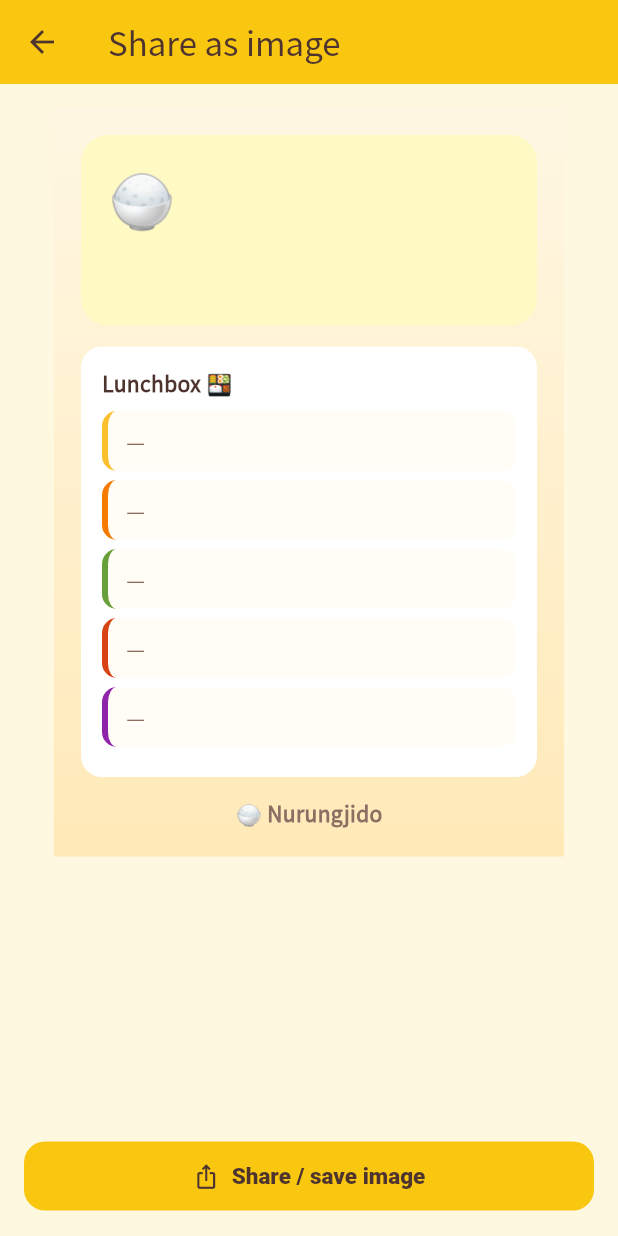
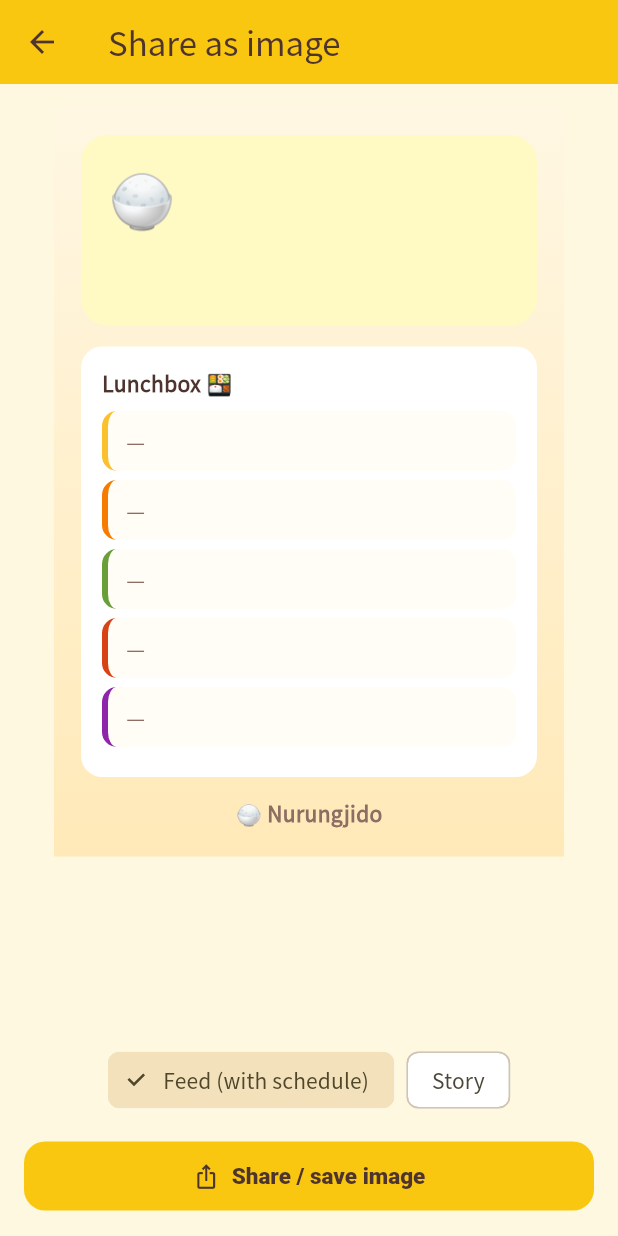
Before and after one commit to nulloongzi/null_oongzi-do-app, a Flutter app: the ShareImageScreen screen opened directly, on a phone screen of 412 x 824 dp. Run offline on Flutter 3.47's test engine with Material 3 defaults, Android fonts, the phone set to English and light mode, and no system bars; our stand-ins replace app_links, cloud_firestore, cloud_functions, firebase_analytics, firebase_auth, firebase_core and 9 more; missing offline and left inert: appinio_social_share, flutter_naver_map; accounts and stored records are empty.

```diff
--- a/lib/l10n/strings.dart
+++ b/lib/l10n/strings.dart
@@ -151,6 +151,12 @@ const Map<String, Map<String, String>> kStrings = {
   'lb_remove': {'ko': '빼기', 'en': 'Remove'},
   'login_required': {'ko': '로그인이 필요해요', 'en': 'Login required'},
   'login_later': {'ko': '나중에 할게요 (둘러보기)', 'en': 'Maybe later (keep browsing)'},
+  'pk_search_ph': {'ko': '픽업, 장소로 검색...', 'en': 'Search pickups or venues...'},
+  'cf_owner_email': {'ko': '소유자 지정 (관리자 전용)', 'en': 'Reassign owner (admin only)'},
+  'cf_owner_email_hint': {'ko': '새 소유자 이메일', 'en': 'New owner email'},
+  'logout_confirm': {'ko': '로그아웃 하시겠습니까?', 'en': 'Log out?'},
+  'share_mode_feed': {'ko': '피드형 (식단표 포함)', 'en': 'Feed (with schedule)'},
+  'share_mode_story': {'ko': '스토리형', 'en': 'Story'},
   'lb_no_sched': {'ko': '찜한 팀의 일정이 없어요', 'en': 'No schedule for saved teams'},
   'lb_reorder_hint': {'ko': '칸을 탭해 순서 바꾸기 · ✕ 빼기', 'en': 'Tap slots to reorder · ✕ remove'},
   'lb_reorder_pick': {'ko': '바꿀 칸을 한 번 더 탭하세요', 'en': 'Tap another slot to swap'},
--- a/lib/screens/map_screen.dart
+++ b/lib/screens/map_screen.dart
@@ -887,7 +887,8 @@ class _MapScreenState extends State<MapScreen> {
               isDense: true,
               filled: false, // 전역 테마의 흰색 fill 제거 — 글래스 톤과 색 얼룩 방지
               border: InputBorder.none,
-              hintText: t('search_ph'),
+              hintText:
+                  t(_tab == 'pickup' ? 'pk_search_ph' : 'search_ph'),
             ),
             style: const TextStyle(
                 fontSize: 15,
--- a/lib/screens/share_image_screen.dart
+++ b/lib/screens/share_image_screen.dart
@@ -33,6 +33,7 @@ class _ShareImageScreenState extends State<ShareImageScreen> {
   final Map<String, Club> _clubs = {};
   bool _loading = true;
   bool _sharing = false;
+  bool _feedMode = true; // 포장 형태: 피드형(식단표 포함)↔스토리형(웹 sh_pick_shape)
 
   static const _slotBorder = [
     Color(0xFFFBC02D), Color(0xFFF57C00), Color(0xFF689F38),
@@ -126,6 +127,18 @@ class _ShareImageScreenState extends State<ShareImageScreen> {
                     ),
                   ),
                 ),
+                // 포장 형태 선택(웹 sh_pick_shape): 피드형=식단표 포함 / 스토리형=카드+도시락
+                Row(mainAxisAlignment: MainAxisAlignment.center, children: [
+                  ChoiceChip(
+                      label: Text(t('share_mode_feed')),
+                      selected: _feedMode,
+                      onSelected: (_) => setState(() => _feedMode = true)),
+                  const SizedBox(width: 8),
+                  ChoiceChip(
+                      label: Text(t('share_mode_story')),
+                      selected: !_feedMode,
+                      onSelected: (_) => setState(() => _feedMode = false)),
+                ]),
                 SafeArea(
                   child: Padding(
                     padding: const EdgeInsets.all(16),
@@ -170,7 +183,7 @@ class _ShareImageScreenState extends State<ShareImageScreen> {
           if (p != null) _profileCard(p),
           const SizedBox(height: 14),
           _lunchbox(),
-          if (dietTeams.isNotEmpty) ...[
+          if (_feedMode && dietTeams.isNotEmpty) ...[
             const SizedBox(height: 14),
             Container(
               padding: const EdgeInsets.all(8),
```
Also changed, not shown: lib/screens/club_form_screen.dart (+25 -2 lines), lib/screens/detail_sheet.dart (+22 -5 lines), lib/screens/pickup_form_screen.dart (+8 -1 lines), lib/screens/profile_screen.dart (+17 -1 lines), 1 other file.
